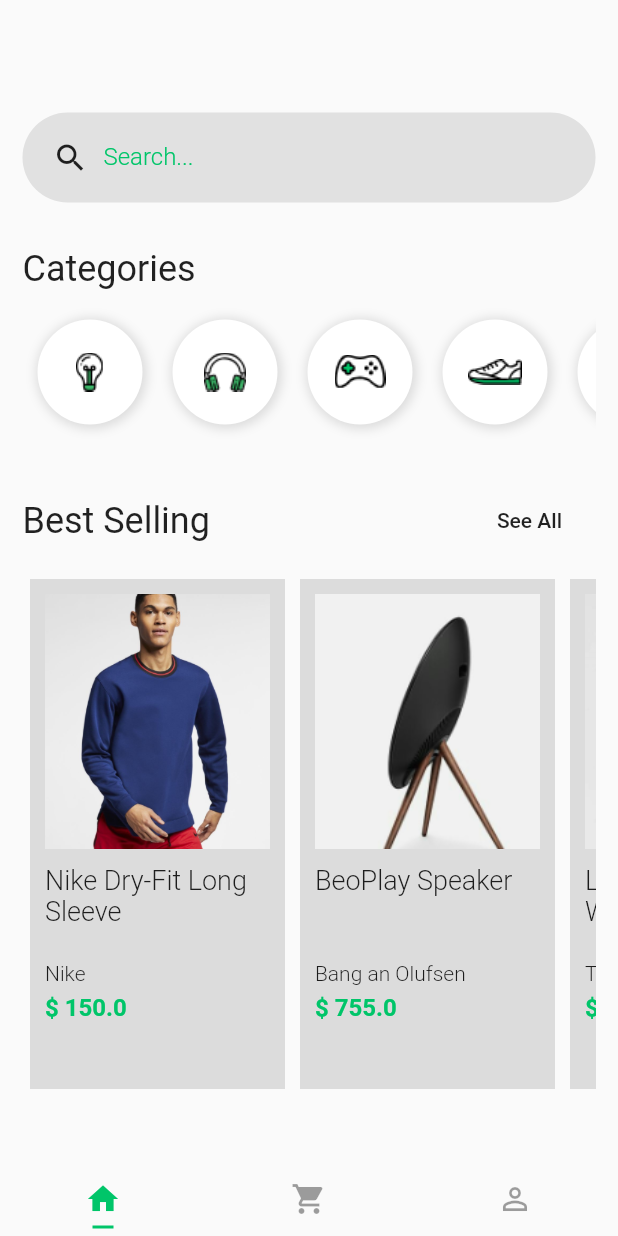
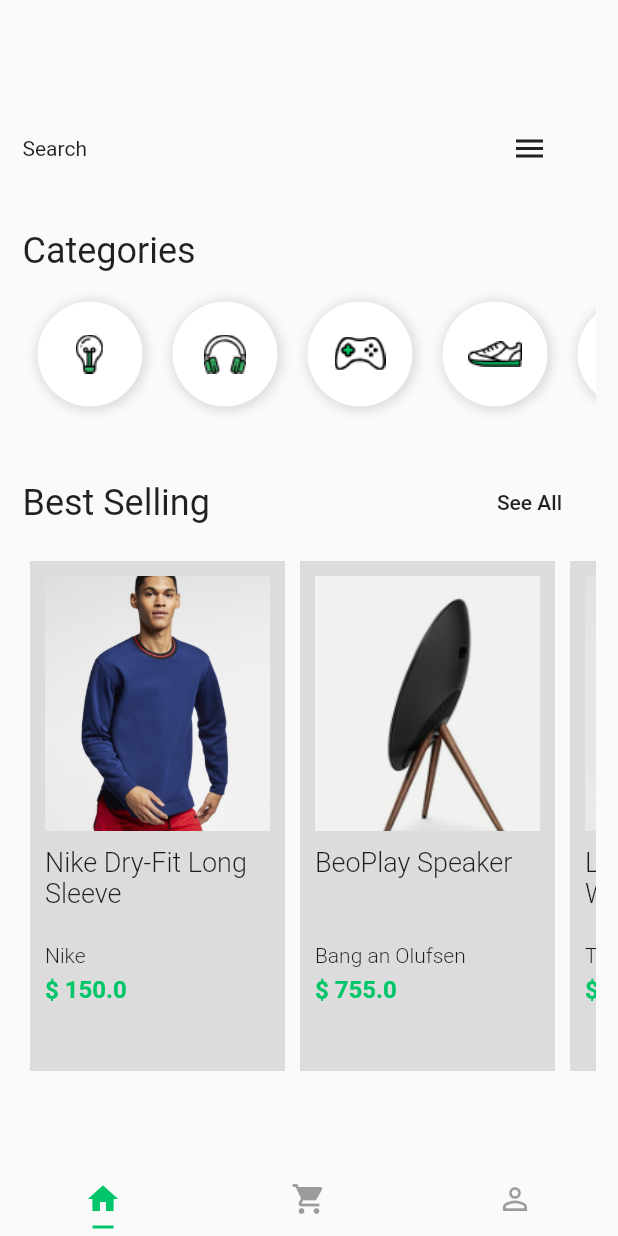
Before and after one commit to cesarbassani/Flutter_layouts, a Flutter app: the screen it shows after launch, on a phone screen of 412 x 824 dp. Run offline on Flutter 3.47's test engine with Material 2 defaults, Android fonts, the phone set to English and light mode, and no system bars.

Commit message:
Animation Icon

```diff
--- a/lib/widgets/search-box.widget.dart
+++ b/lib/widgets/search-box.widget.dart
@@ -8,6 +8,7 @@ class SearchBox extends StatefulWidget {
 class _SearchBoxState extends State<SearchBox>
     with SingleTickerProviderStateMixin {
   AnimationController _controller;
+  bool menuOpened = false;
 
   @override
   void initState() {
@@ -28,42 +29,22 @@ class _SearchBoxState extends State<SearchBox>
 
   @override
   Widget build(BuildContext context) {
-    return Container(
-      height: 60,
-      padding: EdgeInsets.only(
-        left: 20,
-      ),
-      decoration: BoxDecoration(
-        color: Colors.black.withOpacity(0.1),
-        borderRadius: BorderRadius.all(
-          Radius.circular(128),
+    return Row(
+      mainAxisAlignment: MainAxisAlignment.spaceBetween,
+      children: <Widget>[
+        Text("Search"),
+        FlatButton(
+          onPressed: () {
+            !menuOpened ? _controller.forward() : _controller.reverse();
+            menuOpened = !menuOpened;
+          },
+          child: AnimatedIcon(
+            icon: AnimatedIcons.menu_close,
+            progress: _controller,
+            semanticLabel: 'Open Menu',
+          ),
         ),
-      ),
-      child: Row(
-        children: <Widget>[
-          Icon(Icons.search),
-          Container(
-            width: 300,
-            padding: EdgeInsets.only(left: 10),
-            child: TextFormField(
-              keyboardType: TextInputType.text,
-              decoration: InputDecoration(
-                border: InputBorder.none,
-                labelText: "Search...",
-                labelStyle: TextStyle(
-                  color: Theme.of(context).primaryColor,
-                  fontWeight: FontWeight.w300,
-                  fontSize: 16,
-                ),
-              ),
-              style: TextStyle(
-                fontSize: 20,
-                color: Theme.of(context).primaryColor,
-              ),
-            ),
-          ),
-        ],
-      ),
+      ],
     );
   }
 }
```
